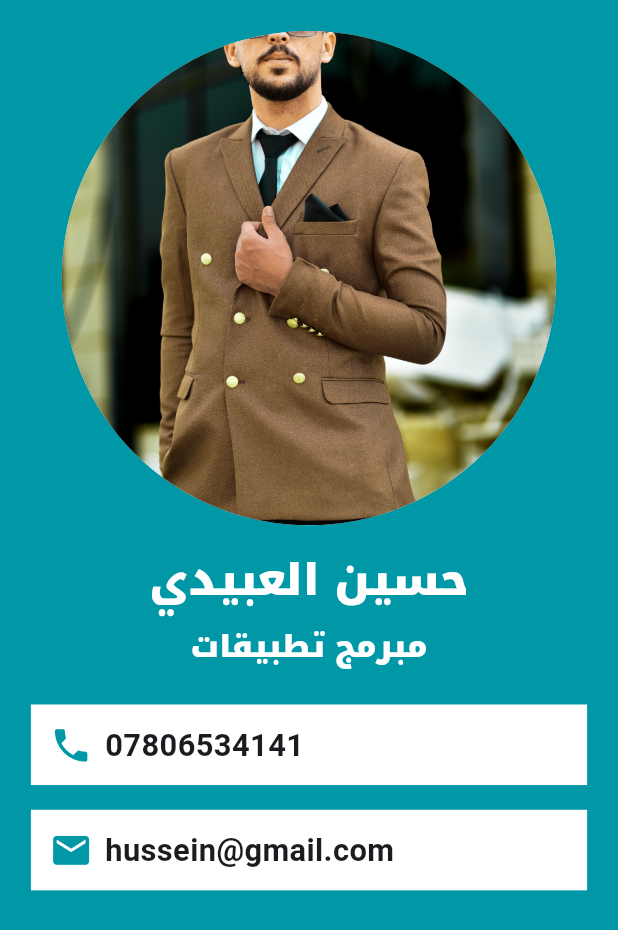
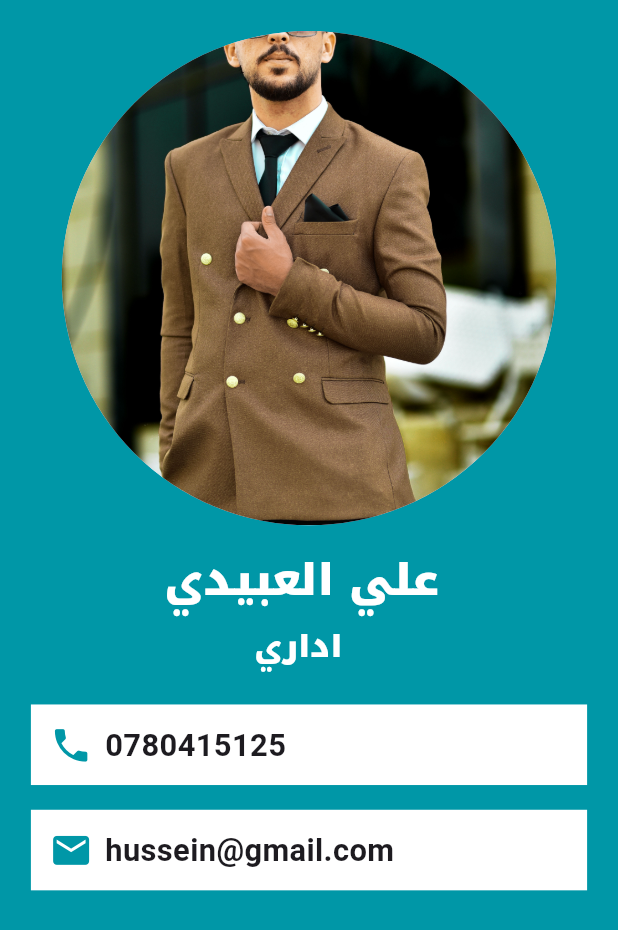
Before and after one commit to HusseinALiraqi99/mycards, a Flutter app: the screen it shows after launch, on a phone screen of 412 x 824 dp. Shown: the top 930 px of the screen. Run offline on Flutter 3.47's test engine with Material 3 defaults, Android fonts, the light colour scheme and no system bars.

Commit message:
Add lesson 2

```diff
--- a/lib/main.dart
+++ b/lib/main.dart
@@ -31,7 +31,7 @@ class MyApp extends StatelessWidget {
 
                     Center(
                       child: Text(
-                        "حسين العبيدي",
+                        "علي العبيدي ",
                         style: TextStyle(
                           color: Colors.white,
                           fontSize: screenWidth * 0.07, // حجم خط نسبي
@@ -44,7 +44,7 @@ class MyApp extends StatelessWidget {
 
                     Center(
                       child: Text(
-                        "مبرمج تطبيقات",
+                        "اداري  ",
                         style: TextStyle(
                           color: Colors.white,
                           fontSize: screenWidth * 0.05, // حجم خط نسبي
@@ -64,7 +64,7 @@ class MyApp extends StatelessWidget {
                           Icon(Icons.phone, color: Colors.cyan[700], size: screenWidth * 0.07),
                           SizedBox(width: screenWidth * 0.02), // تباعد نسبي
                           Text(
-                            "07806534141",
+                            "0780415125",
                             style: TextStyle(
                               fontSize: screenWidth * 0.05, // حجم خط نسبي
                               fontWeight: FontWeight.bold,
```
